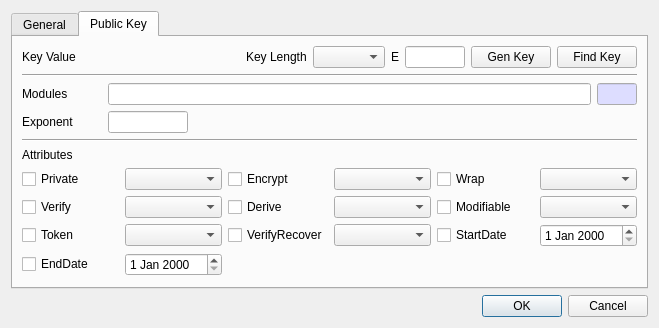
Old version of the form CryptokiMan/create_rsa_pub_key_dlg.ui in the repository jykim74/CryptokiMan.
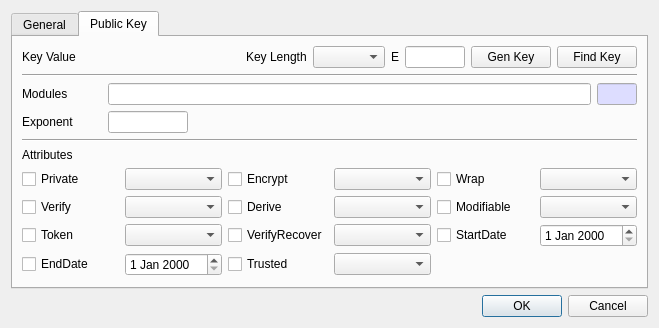
New version of the form. The open tabs and pages were chosen to show the change.

Commit message: CKA_TRUSTED 콤보 버튼 지원

Patch:
```diff
--- a/CryptokiMan/create_rsa_pub_key_dlg.ui
+++ b/CryptokiMan/create_rsa_pub_key_dlg.ui
@@ -647,6 +647,16 @@
            </property>
           </widget>
          </item>
+         <item row="3" column="2">
+          <widget class="QCheckBox" name="mTrustedCheck">
+           <property name="text">
+            <string>Trusted</string>
+           </property>
+          </widget>
+         </item>
+         <item row="3" column="3">
+          <widget class="QComboBox" name="mTrustedCombo"/>
+         </item>
         </layout>
        </item>
        <item>
```
Left out of the diff: 2 changed lines with no effect on the pictures. The commit also changes 34 other files.
